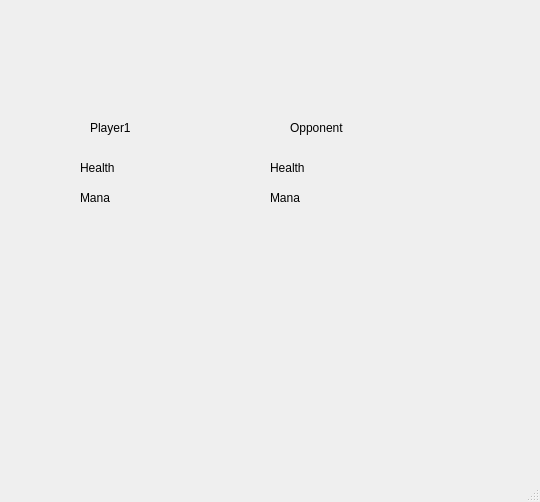
Old version of the form mainwindow.ui in the repository Ariffansyah/TurnBase-GUI-.
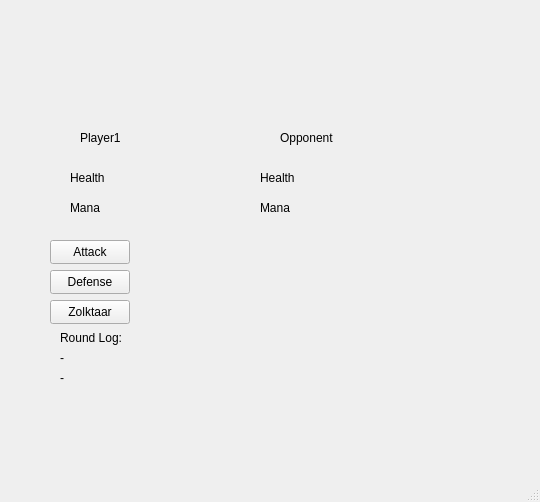
New version of the form. The open tabs and pages were chosen to show the change.

Commit message: update: update on fighting system and ui

What changed in the file:
```diff
--- a/mainwindow.ui
+++ b/mainwindow.ui
@@ -17,8 +17,8 @@
    <widget class="QStackedWidget" name="stackedWidget">
     <property name="geometry">
      <rect>
-      <x>40</x>
-      <y>90</y>
+      <x>30</x>
+      <y>100</y>
       <width>461</width>
       <height>301</height>
      </rect>
@@ -236,6 +236,112 @@
       </property>
       <property name="text">
        <string>Mana</string>
+      </property>
+     </widget>
+     <widget class="QPushButton" name="pushButton_7">
+      <property name="geometry">
+       <rect>
+        <x>20</x>
+        <y>140</y>
+        <width>80</width>
+        <height>24</height>
+       </rect>
+      </property>
+      <property name="text">
+       <string>Attack</string>
+      </property>
+     </widget>
+     <widget class="QPushButton" name="pushButton_8">
+      <property name="geometry">
+       <rect>
+        <x>20</x>
+        <y>170</y>
+        <width>80</width>
+        <height>24</height>
+       </rect>
+      </property>
+      <property name="text">
+       <string>Defense</string>
+      </property>
+     </widget>
+     <widget class="QPushButton" name="pushButton_9">
+      <property name="geometry">
+       <rect>
+        <x>20</x>
+        <y>200</y>
+        <width>80</width>
+        <height>24</height>
+       </rect>
+      </property>
+      <property name="text">
+       <string>Zolktaar</string>
+      </property>
+     </widget>
+     <widget class="QLabel" name="label_10">
+      <property name="geometry">
+       <rect>
+        <x>30</x>
+        <y>230</y>
+        <width>101</width>
+        <height>16</height>
+       </rect>
+      </property>
+      <property name="text">
+       <string>Round Log:</string>
+      </property>
+     </widget>
+     <widget class="QLabel" name="label_11">
+      <property name="geometry">
+       <rect>
+        <x>30</x>
+        <y>250</y>
+        <width>401</width>
+        <height>16</height>
+       </rect>
+      </property>
+      <property name="text">
+       <string>-</string>
+      </property>
+     </widget>
+     <widget class="QLabel" name="label_12">
+      <property name="geometry">
+       <rect>
+        <x>30</x>
+        <y>270</y>
+        <width>401</width>
+        <height>16</height>
+       </rect>
+      </property>
+      <property name="text">
+       <string>-</string>
+      </property>
+     </widget>
+    </widget>
+    <widget class="QWidget" name="page_5">
+     <widget class="QLabel" name="label_13">
+      <property name="geometry">
+       <rect>
+        <x>90</x>
+        <y>90</y>
+        <width>281</width>
+        <height>61</height>
+       </rect>
+      </property>
+      <property name="text">
+       <string>winner log</string>
+      </property>
+     </widget>
+     <widget class="QPushButton" name="pushButton_10">
+      <property name="geometry">
+       <rect>
+        <x>180</x>
+        <y>190</y>
+        <width>80</width>
+        <height>24</height>
+       </rect>
+      </property>
+      <property name="text">
+       <string>Return</string>
       </property>
      </widget>
     </widget>
```
Left out of the diff: 2 changed lines with no effect on the pictures. The commit also changes 2 other files.
